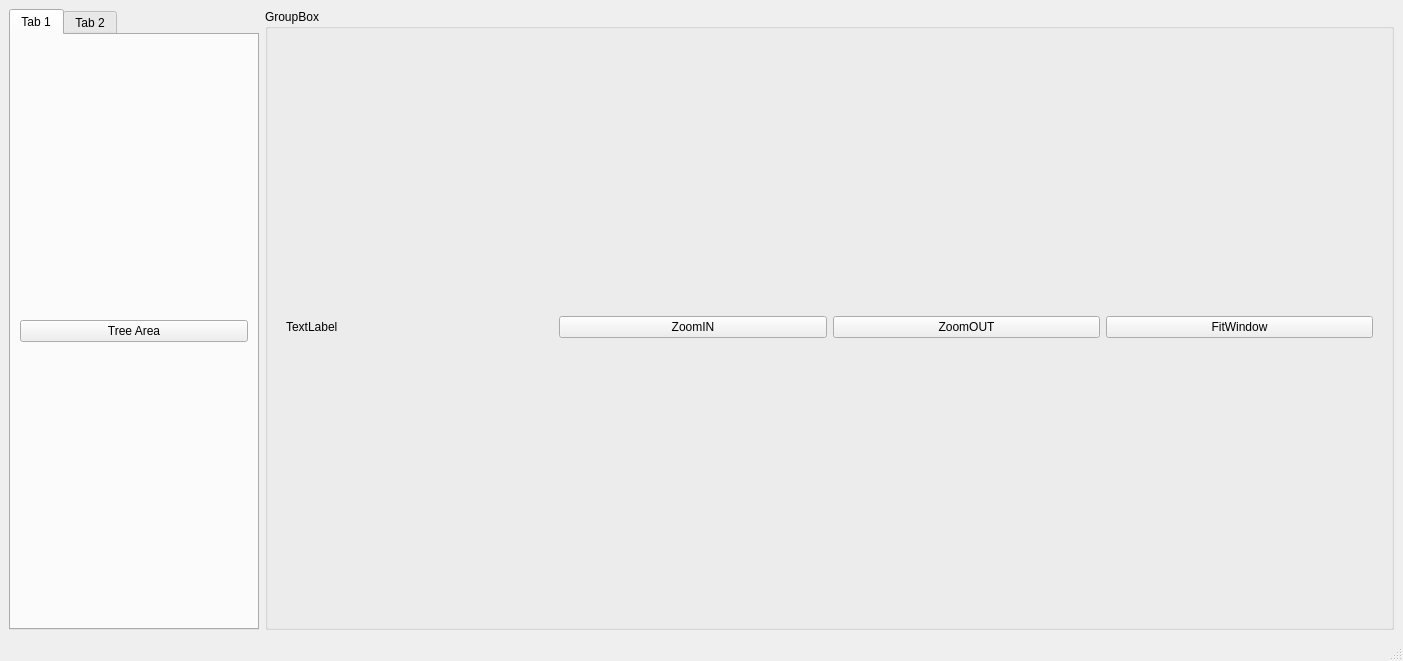
This is mainwindow.ui in CMLDMR/romCityCreator as Qt 5 draws it before an edit. The edited form follows.
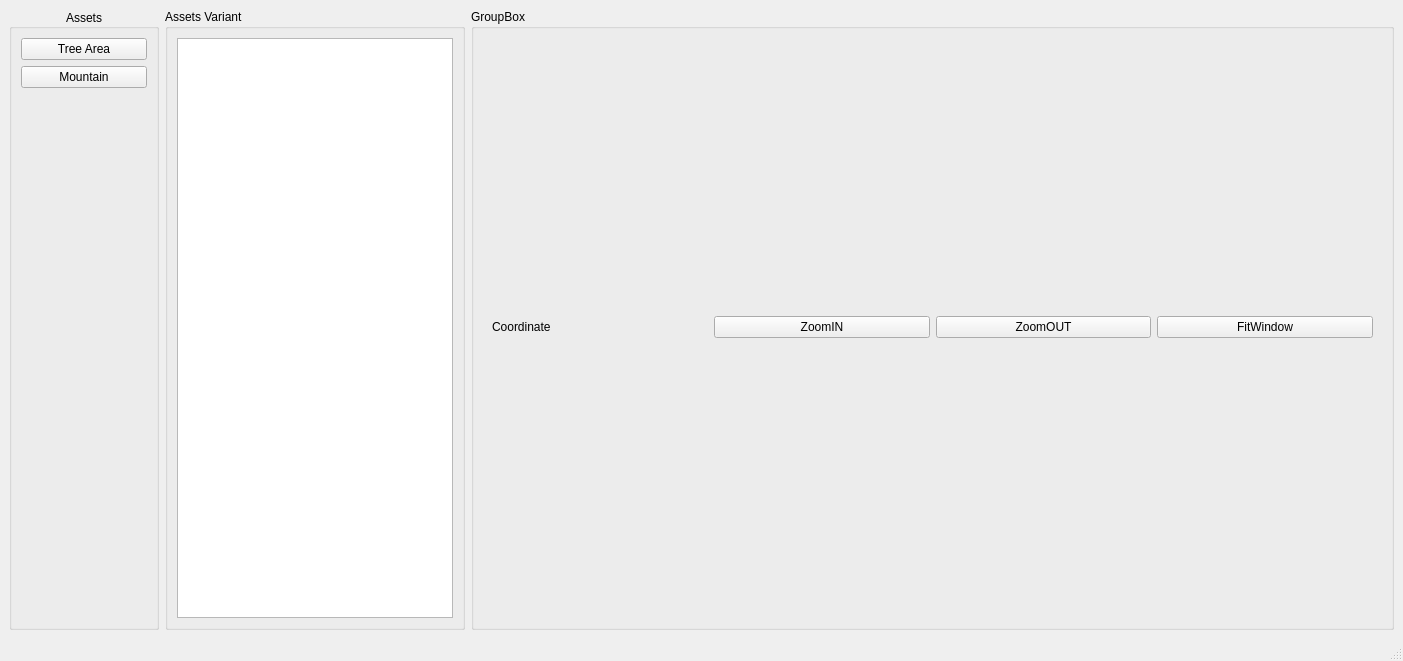
This is the edited form.

Patch:
```diff
--- a/mainwindow.ui
+++ b/mainwindow.ui
@@ -16,32 +16,75 @@
   <widget class="QWidget" name="centralwidget">
    <layout class="QHBoxLayout" name="horizontalLayout">
     <item>
-     <widget class="QTabWidget" name="tabWidget">
+     <widget class="QGroupBox" name="groupBox_2">
       <property name="maximumSize">
        <size>
-        <width>250</width>
+        <width>150</width>
         <height>16777215</height>
        </size>
       </property>
-      <widget class="QWidget" name="tab">
-       <attribute name="title">
-        <string>Tab 1</string>
-       </attribute>
-       <layout class="QGridLayout" name="gridLayout">
-        <item row="0" column="0">
-         <widget class="QPushButton" name="pushButton_TreeArea">
-          <property name="text">
-           <string>Tree Area</string>
-          </property>
-         </widget>
-        </item>
-       </layout>
-      </widget>
-      <widget class="QWidget" name="tab_2">
-       <attribute name="title">
-        <string>Tab 2</string>
-       </attribute>
-      </widget>
+      <property name="title">
+       <string>Assets</string>
+      </property>
+      <property name="alignment">
+       <set>Qt::AlignCenter</set>
+      </property>
+      <property name="flat">
+       <bool>true</bool>
+      </property>
+      <layout class="QVBoxLayout" name="verticalLayout_5">
+       <item>
+        <widget class="QPushButton" name="pushButton_TreeArea">
+         <property name="text">
+          <string>Tree Area</string>
+         </property>
+        </widget>
+       </item>
+       <item>
+        <widget class="QPushButton" name="pushButton_Mountain">
+         <property name="text">
+          <string>Mountain</string>
+         </property>
+        </widget>
+       </item>
+       <item>
+        <spacer name="verticalSpacer">
+         <property name="orientation">
+          <enum>Qt::Vertical</enum>
+         </property>
+         <property name="sizeHint" stdset="0">
+          <size>
+           <width>20</width>
+           <height>501</height>
+          </size>
+         </property>
+        </spacer>
+       </item>
+      </layout>
+     </widget>
+    </item>
+    <item>
+     <widget class="QGroupBox" name="groupBox_3">
+      <property name="minimumSize">
+       <size>
+        <width>300</width>
+        <height>0</height>
+       </size>
+      </property>
+      <property name="maximumSize">
+       <size>
+        <width>300</width>
+        <height>16777215</height>
+       </size>
+      </property>
+      <property name="title">
+       <string>Assets Variant</string>
+      </property>
+      <layout class="QVBoxLayout" name="verticalLayout_4">
+       <item>
+        <widget class="QTableView" name="tableView"/>
+       </item>
+      </layout>
      </widget>
     </item>
     <item>
@@ -73,7 +116,7 @@
                </sizepolicy>
               </property>
               <property name="text">
-               <string>TextLabel</string>
+               <string>Coordinate</string>
               </property>
              </widget>
             </item>
```
